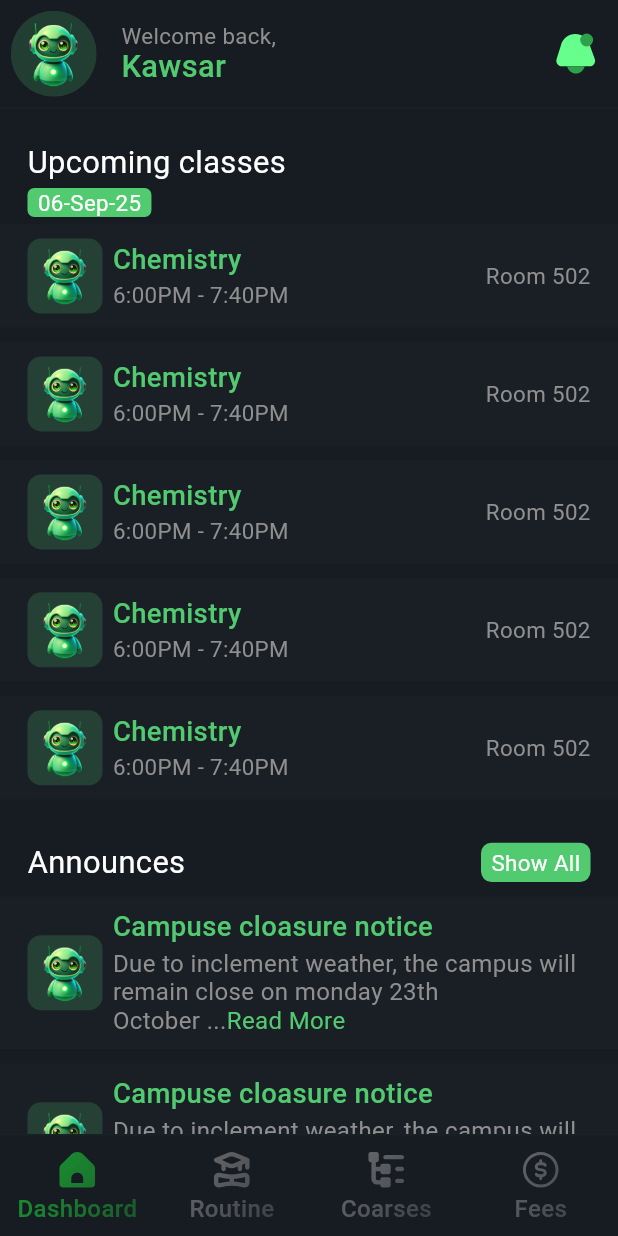
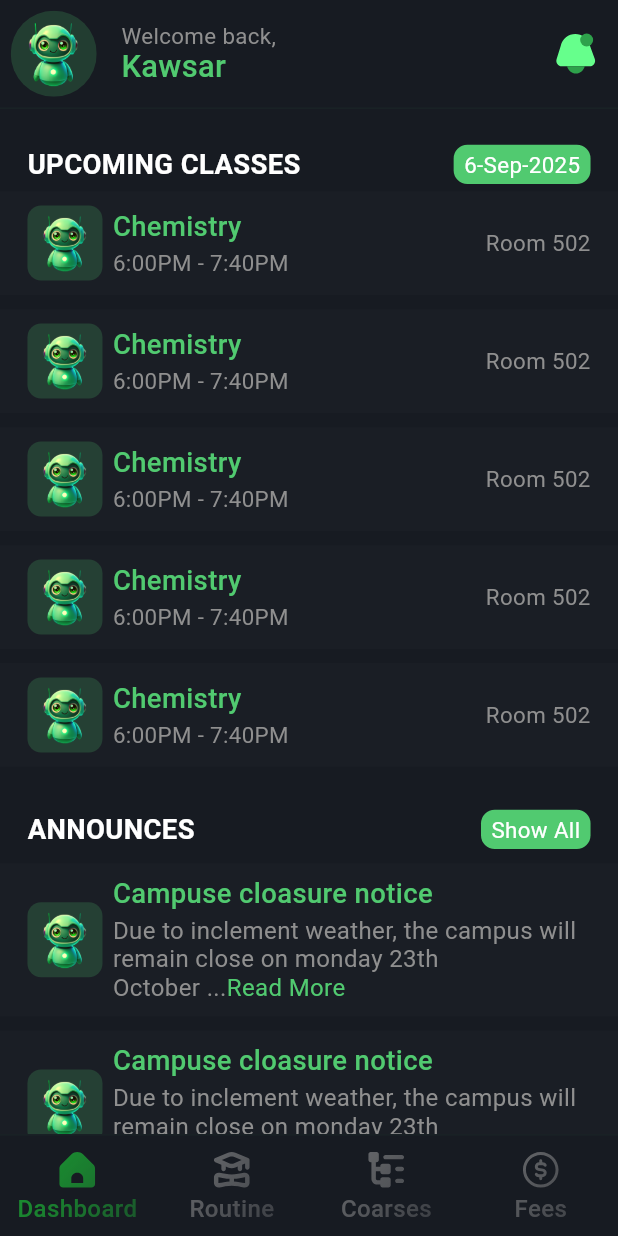
Before and after one commit to khsuzan/100DaysWithCPC, a Flutter app: the DashboardScreen screen opened by its route, on a phone screen of 412 x 824 dp. Run offline on Flutter 3.47's test engine with Material 3 defaults, Android fonts, the light colour scheme and no system bars; our stand-ins replace figma_squircle, flutter_screenutil, flutter_svg, go_router, sliver_tools; missing offline and left inert: persistent_header_adaptive.

Commit message:
shell route added

```diff
--- /dev/null
+++ b/univus/lib/components/shell.dart
@@ -0,0 +1,187 @@
+import 'package:flutter/material.dart';
+import 'package:flutter_screenutil/flutter_screenutil.dart';
+import 'package:flutter_svg/flutter_svg.dart';
+import 'package:go_router/go_router.dart';
+
+import '../utils/themes.dart';
+
+class DashboardShell extends StatelessWidget {
+  final Widget child;
+  const DashboardShell({super.key, required this.child});
+
+  @override
+  Widget build(BuildContext context) {
+    return Scaffold(
+      backgroundColor: MyColors.background,
+      resizeToAvoidBottomInset: false,
+      body: child,
+      bottomNavigationBar: _bottomNavigationBar(
+        context: context,
+        goToDashboard: () {
+          context.push('/dashboard');
+        },
+        goToRoutines: () {
+          context.push('/routine');
+        },
+        goToCourses: () {
+          context.push('/courses');
+        },
+        goToFees: () {
+          context.push('/fees');
+        },
+      ),
+    );
+  }
+
+  int _calculateSelectedIndex(BuildContext context) {
+    final location = GoRouterState.of(context).uri.toString();
+    if (location.startsWith('/dashboard')) return 0;
+    if (location.startsWith('/routine')) return 1;
+    if (location.startsWith('/courses')) return 2;
+    if (location.startsWith('/fees')) return 3;
+    return 0;
+  }
+
+  Widget _bottomNavigationBar({
+    required BuildContext context,
+    required VoidCallback goToDashboard,
+    required VoidCallback goToRoutines,
+    required VoidCallback goToCourses,
+    required VoidCallback goToFees,
+  }) {
+    return SafeArea(
+      top: false,
+      child: Container(
+        decoration: BoxDecoration(
+          color: MyColors.background,
+          border: Border(
+            top: BorderSide(color: MyColors.accentGreen.withAlpha(10)),
+          ),
+        ),
+        height: kBottomNavigationBarHeight + 10.h,
+        child: Row(
+          crossAxisAlignment: CrossAxisAlignment.stretch,
+          children: [
+            Expanded(
+              child: _bottomNavigationItem(
+                selected: _calculateSelectedIndex(context) == 0,
+                name: "Dashboard",
+                selectedSvgPath: "assets/icons/home_selected.svg",
+                unSelectSvgPath: "assets/icons/home.svg",
+                onTap: () {
+                  if (_calculateSelectedIndex(context) != 0) {
+                    goToDashboard();
+                  }
+                },
+              ),
+            ),
+            Expanded(
+              child: _bottomNavigationItem(
+                selected:  _calculateSelectedIndex(context) == 1,
+                name: "Routine",
+                selectedSvgPath: "assets/icons/mortarboard_selected.svg",
+                unSelectSvgPath: "assets/icons/mortarboard.svg",
+                onTap: () {
+                  if (_calculateSelectedIndex(context) != 1) {
+                    goToRoutines();
+                  }
+                },
+              ),
+            ),
+            Expanded(
+              child: _bottomNavigationItem(
+                selected:  _calculateSelectedIndex(context) == 2,
+                name: "Coarses",
+                selectedSvgPath: "assets/icons/list_tree.svg",
+                unSelectSvgPath: "assets/icons/list_tree.svg",
+                onTap: () {
+                  if (_calculateSelectedIndex(context) != 2) {
+                    goToCourses();
+                  }
+                },
+              ),
+            ),
+            Expanded(
+              child: _bottomNavigationItem(
+                selected:  _calculateSelectedIndex(context) == 3,
+                name: "Fees",
+                selectedSvgPath: "assets/icons/fees_selected.svg",
+                unSelectSvgPath: "assets/icons/fees.svg",
+                onTap: () {
+                  if (_calculateSelectedIndex(context) != 3) {
+                    goToFees();
+                  }
+                },
+              ),
+            ),
+          ],
+        ),
+      ),
+    );
+  }
+
+  Widget _bottomNavigationItem({
+    required bool selected,
+    required String name,
+    required String unSelectSvgPath,
+    required String selectedSvgPath,
+    required Function() onTap,
+  }) {
+    return InkWell(
+      onTap: onTap,
+      highlightColor: MyColors.accentGreen.withAlpha(50),
+      splashColor: MyColors.accentGreen.withAlpha(50),
+      child: ShaderMask(
+        shaderCallback: (bounds) {
+          if (selected) {
+            // Solid color shader for selected
+            return LinearGradient(
+              begin: Alignment.topLeft,
+              end: Alignment.bottomRight,
+              colors: [MyColors.accentGreen, MyColors.accentGreenTransparent],
+            ).createShader(
+              Rect.fromLTWH(0, 0, bounds.width, bounds.height + 20),
+            );
+          } else {
+            // Gradient for unselected
+            return LinearGradient(
+              begin: Alignment.topLeft,
+              end: Alignment.bottomRight,
+              colors: [MyColors.white, MyColors.whiteTransparent],
+            ).createShader(
+              Rect.fromLTWH(0, 0, bounds.width, bounds.height + 20),
+            );
+          }
+        },
+        child: Column(
+          crossAxisAlignment: CrossAxisAlignment.center,
+          mainAxisAlignment: MainAxisAlignment.center,
+          children: [
+            SvgPicture.asset(
+              selected ? selectedSvgPath : unSelectSvgPath,
+              height: 24.h,
+              colorFilter: ColorFilter.mode(
+                selected
+                    ? MyColors.accentGreen
+                    : const Color(0xFFA3A3A3).withAlpha(180),
+                BlendMode.srcIn,
+              ),
+            ),
+            SizedBox(height: 2.h),
+            Text(
+              name,
+              style: TextStyle(
+                fontWeight: FontWeight.w500,
+                fontSize: 14.sp,
+                color:
+                    selected
+                        ? MyColors.accentGreen
+                        : const Color(0xFFA3A3A3).withAlpha(180),
+              ),
+            ),
+          ],
+        ),
+      ),
+    );
+  }
+}
--- a/univus/lib/features/dashboard/view/dashboard_screen.dart
+++ b/univus/lib/features/dashboard/view/dashboard_screen.dart
@@ -1,3 +1,4 @@
+import 'package:figma_squircle/figma_squircle.dart';
 import 'package:flutter/material.dart';
 import 'package:flutter_screenutil/flutter_screenutil.dart';
 import 'package:flutter_svg/flutter_svg.dart';
@@ -31,7 +32,6 @@ class _DashboardScreenState extends State<DashboardScreen> {
           ],
         ),
       ),
-      bottomNavigationBar: _bottomNavigationBar(),
     );
   }
 
@@ -110,23 +110,35 @@ class _DashboardScreenState extends State<DashboardScreen> {
       children: [
         SliverToBoxAdapter(
           child: DefaultHorizontalScreenPadding(
-            child: Text("Upcoming classes", style: TextStyle(fontSize: 18.sp)),
-          ),
-        ),
-        _gap(4.h),
-        SliverToBoxAdapter(
-          child: DefaultHorizontalScreenPadding(
             child: Row(
               children: [
-                Container(
-                  decoration: BoxDecoration(
-                    color: MyColors.accentGreen,
-                    borderRadius: BorderRadius.circular(4.r),
+                Text(
+                  "Upcoming classes".toUpperCase(),
+                  style: TextStyle(
+                    fontSize: 16.sp,
+                    fontWeight: FontWeight.w700,
                   ),
-                  padding: EdgeInsets.symmetric(horizontal: 6.w, vertical: 1.w),
-                  child: Text(
-                    "06-Sep-25",
-                    style: TextStyle(fontSize: 13.sp, color: MyColors.white),
+                ),
+                Spacer(),
+                InkWell(
+                  onTap: () {},
+                  borderRadius: BorderRadius.circular(50.h),
+                  child: Container(
+                    decoration: BoxDecoration(
+                      color: MyColors.accentGreen,
+                      borderRadius: SmoothBorderRadius(
+                        cornerRadius: 8.r,
+                        cornerSmoothing: 1.0,
+                      ),
+                    ),
+                    padding: EdgeInsets.symmetric(
+                      horizontal: 6.w,
+                      vertical: 4.w,
+                    ),
+                    child: Text(
+                      "6-Sep-2025",
+                      style: TextStyle(fontSize: 13.sp, color: MyColors.white),
+                    ),
                   ),
                 ),
               ],
@@ -148,9 +160,7 @@ class _DashboardScreenState extends State<DashboardScreen> {
     return Padding(
       padding: EdgeInsets.symmetric(vertical: 4.h),
       child: InkWell(
-        onTap: () {
-          print("sdf");
-        },
+        onTap: () {},
         highlightColor: MyColors.accentGreen.withAlpha(50),
         splashColor: MyColors.accentGreen.withAlpha(50),
         child: Container(
@@ -212,7 +222,13 @@ class _DashboardScreenState extends State<DashboardScreen> {
             child: Row(
               crossAxisAlignment: CrossAxisAlignment.center,
               children: [
-                Text("Announces", style: TextStyle(fontSize: 18.sp)),
+                Text(
+                  "Announces".toUpperCase(),
+                  style: TextStyle(
+                    fontSize: 16.sp,
+                    fontWeight: FontWeight.w700,
+                  ),
+                ),
                 Spacer(),
                 InkWell(
                   onTap: () {},
@@ -220,7 +236,10 @@ class _DashboardScreenState extends State<DashboardScreen> {
                   child: Container(
                     decoration: BoxDecoration(
                       color: MyColors.accentGreen,
-                      borderRadius: BorderRadius.circular(6.r),
+                      borderRadius: SmoothBorderRadius(
+                        cornerRadius: 8.r,
+                        cornerSmoothing: 1.0,
+                      ),
                     ),
                     padding: EdgeInsets.symmetric(
                       horizontal: 6.w,
@@ -305,125 +324,4 @@ class _DashboardScreenState extends State<DashboardScreen> {
       ),
     );
   }
-
-  Widget _bottomNavigationBar() {
-    return SafeArea(
-      top: false,
-      child: Container(
-        decoration: BoxDecoration(
-          color: MyColors.background,
-          border: Border(
-            top: BorderSide(color: MyColors.accentGreen.withAlpha(10)),
-          ),
-        ),
-        height: kBottomNavigationBarHeight + 10.h,
-        child: Row(
-          crossAxisAlignment: CrossAxisAlignment.stretch,
-          children: [
-            Expanded(
-              child: _bottomNavigationItem(
-                selected: true,
-                name: "Dashboard",
-                selectedSvgPath: "assets/icons/home_selected.svg",
-                unSelectSvgPath: "assets/icons/home.svg",
-                onTap: () {},
-              ),
-            ),
-            Expanded(
-              child: _bottomNavigationItem(
-                selected: false,
-                name: "Routine",
-                selectedSvgPath: "assets/icons/mortarboard_selected.svg",
-                unSelectSvgPath: "assets/icons/mortarboard.svg",
-                onTap: () {},
-              ),
-            ),
-            Expanded(
-              child: _bottomNavigationItem(
-                selected: false,
-                name: "Coarses",
-                selectedSvgPath: "assets/icons/list_tree.svg",
-                unSelectSvgPath: "assets/icons/list_tree.svg",
-                onTap: () {},
-              ),
-            ),
-            Expanded(
-              child: _bottomNavigationItem(
-                selected: false,
-                name: "Fees",
-                selectedSvgPath: "assets/icons/fees_selected.svg",
-                unSelectSvgPath: "assets/icons/fees.svg",
-                onTap: () {},
-              ),
-            ),
-          ],
-        ),
-      ),
-    );
-  }
-
-  Widget _bottomNavigationItem({
-    required bool selected,
-    required String name,
-    required String unSelectSvgPath,
-    required String selectedSvgPath,
-    required Function() onTap,
-  }) {
-    return InkWell(
-      onTap: onTap,
-      highlightColor: MyColors.accentGreen.withAlpha(50),
-      splashColor: MyColors.accentGreen.withAlpha(50),
-      child: ShaderMask(
-        shaderCallback: (bounds) {
-          if (selected) {
-            // Solid color shader for selected
-            return LinearGradient(
-              begin: Alignment.topLeft,
-              end: Alignment.bottomRight,
-              colors: [MyColors.accentGreen, MyColors.accentGreenTransparent],
-            ).createShader(
-              Rect.fromLTWH(0, 0, bounds.width, bounds.height + 20),
-            );
-          } else {
-            // Gradient for unselected
-            return LinearGradient(
-              begin: Alignment.topLeft,
-              end: Alignment.bottomRight,
-              colors: [MyColors.white, MyColors.whiteTransparent],
-            ).createShader(
-              Rect.fromLTWH(0, 0, bounds.width, bounds.height + 20),
-            );
-          }
-        },
-        child: Column(
-          crossAxisAlignment: CrossAxisAlignment.center,
-          mainAxisAlignment: MainAxisAlignment.center,
-          children: [
-            SvgPicture.asset(
-              selected ? selectedSvgPath : unSelectSvgPath,
-              height: 24.h,
-              colorFilter: ColorFilter.mode(
-                selected
-                    ? MyColors.accentGreen
-                    : const Color(0xFFA3A3A3).withAlpha(180),
-                BlendMode.srcIn,
-              ),
-            ),
-            SizedBox(height: 2.h),
-            Text(
-              name,
-              style: TextStyle(
-                fontWeight: FontWeight.w500,
-                fontSize: 14.sp,
-                color:
-                    selected
-                        ? MyColors.accentGreen
-                        : const Color(0xFFA3A3A3).withAlpha(180),
-              ),
-            ),
-          ],
-        ),
-      ),
-    );
-  }
 }
--- a/univus/lib/routes/routes.dart
+++ b/univus/lib/routes/routes.dart
@@ -3,20 +3,43 @@ import 'package:univus/features/dashboard/view/dashboard_screen.dart';
 import 'package:univus/features/login/view/login_screen.dart';
 import 'package:univus/features/onboard/onboard_screen.dart';
 
+import '../components/shell.dart';
+
 final router = GoRouter(
   initialLocation: "/dashboard",
   routes: [
-    GoRoute(
-      path: '/',
-      builder: (context, state) => OnboardScreen(),
-    ),
-    GoRoute(
-      path: '/login',
-      builder: (context, state) => LoginScreen(),
-    ),
-    GoRoute(
-      path: '/dashboard',
-      builder: (context, state) => DashboardScreen(),
+    GoRoute(path: '/', builder: (context, state) => OnboardScreen()),
+    GoRoute(path: '/login', builder: (context, state) => LoginScreen()),
+    ShellRoute(
+      builder: (context, state, child) {
+        return DashboardShell(child: child); // Your widget with bottom nav
+      },
+      routes: [
+        GoRoute(
+          path: '/dashboard',
+          name: 'dashboard',
+          pageBuilder:
+              (context, state) => NoTransitionPage(child: DashboardScreen()),
+        ),
+        GoRoute(
+          path: '/routine',
+          name: 'routine',
+          pageBuilder:
+              (context, state) => NoTransitionPage(child: DashboardScreen()),
+        ),
+        GoRoute(
+          path: '/courses',
+          name: 'courses',
+          pageBuilder:
+              (context, state) => NoTransitionPage(child: DashboardScreen()),
+        ),
+        GoRoute(
+          path: '/fees',
+          name: 'fees',
+          pageBuilder:
+              (context, state) => NoTransitionPage(child: DashboardScreen()),
+        ),
+      ],
     ),
   ],
 );
```
